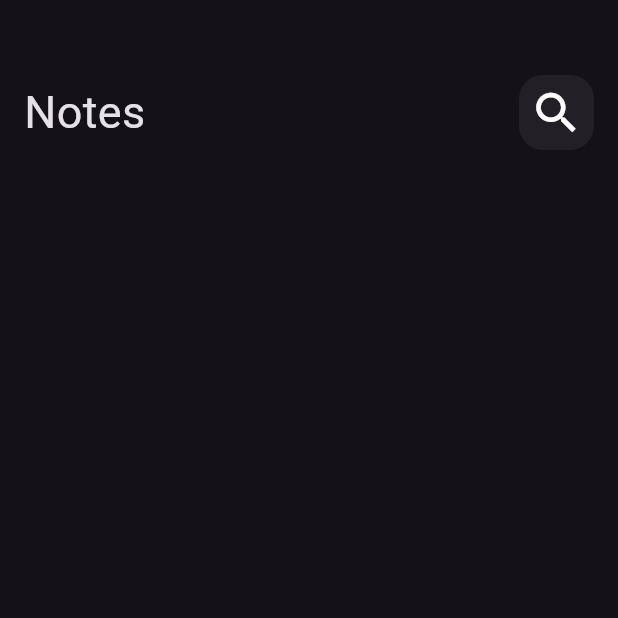
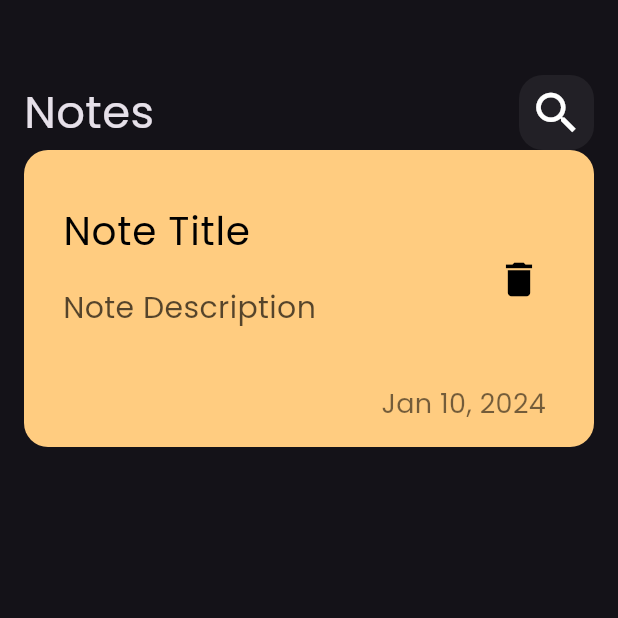
Before and after one commit to AshrafSaeed99/notes_app, a Flutter app: the screen it shows after launch, on a phone screen of 412 x 824 dp, the top half of it. Run offline on Flutter 3.47's test engine with Material 3 defaults, Android fonts, the phone set to English and light mode, and no system bars.

Commit message:
create NotesBodyWidget

```diff
--- a/lib/main.dart
+++ b/lib/main.dart
@@ -12,7 +12,8 @@ class NotesApp extends StatelessWidget {
   Widget build(BuildContext context) {
     return MaterialApp(
       debugShowCheckedModeBanner: false,
-      theme: ThemeData(brightness: Brightness.dark),
+      theme: ThemeData(brightness: Brightness.dark,
+      fontFamily: 'Poppins',),
       home: const NotesView(),
     );
   }
--- /dev/null
+++ b/lib/widgets/note_item_widget.dart
@@ -0,0 +1,38 @@
+import 'package:flutter/material.dart';
+
+class NoteItemWidget extends StatelessWidget {
+  const NoteItemWidget({super.key, required this.title, required this.description, required this.traling});
+final String title;
+final String description;
+final String traling;
+
+  @override
+  Widget build(BuildContext context) {
+    return Container(
+      decoration: BoxDecoration(
+        color: Color(0xffffcc80),
+        borderRadius: BorderRadius.circular(16),
+      ),
+      padding: const EdgeInsets.all(16),
+      child: Column(
+        crossAxisAlignment: CrossAxisAlignment.end,
+        children: [
+          ListTile(
+            contentPadding: const EdgeInsets.all(10),
+
+            title: Text(title, style: TextStyle(fontSize: 26,color: Colors.black),),
+            subtitle: Padding(
+              padding: const EdgeInsets.symmetric(vertical: 18.0),
+              child: Text(description, style: TextStyle(fontSize: 20,color: Colors.black.withAlpha(170),),),
+            ),
+            trailing: IconButton(onPressed: (){}, icon:  Icon(Icons.delete, color: Colors.black, size: 30,),),
+          ),
+           Padding(
+             padding: const EdgeInsets.only(right: 16),
+             child: Text(traling, style: TextStyle(fontSize: 18,color: Colors.black.withAlpha(140),),),
+           ),
+        ],
+      ),
+    );
+  }
+}
--- a/lib/widgets/notes_app_widget.dart
+++ b/lib/widgets/notes_app_widget.dart
@@ -1,8 +1,8 @@
 import 'package:flutter/material.dart';
 import 'package:notes_app/widgets/search_icon_wdget.dart';
 
-class NotesAppWidget extends StatelessWidget {
-  const NotesAppWidget({super.key});
+class NotesAppBarWidget extends StatelessWidget {
+  const NotesAppBarWidget({super.key});
 
   @override
   Widget build(BuildContext context) {
--- a/lib/widgets/notes_body_widget.dart
+++ b/lib/widgets/notes_body_widget.dart
@@ -1,4 +1,5 @@
 import 'package:flutter/material.dart';
+import 'package:notes_app/widgets/note_item_widget.dart';
 import 'package:notes_app/widgets/notes_app_widget.dart';
 class NotesBodyWidget extends StatelessWidget {
   const NotesBodyWidget({super.key});
@@ -10,7 +11,9 @@ class NotesBodyWidget extends StatelessWidget {
       child: const Column(
         children: [
           SizedBox(height: 50),
-          NotesAppWidget(),
+          NotesAppBarWidget(),
+          NoteItemWidget(title: 'Note Title', description: 'Note Description', traling: 'Jan 10, 2024',),
+
         ],
       ),
     );
```
Also changed, not shown: pubspec.yaml (+6 -11 lines), assets/fonts/Poppins-Regular.ttf (added).
